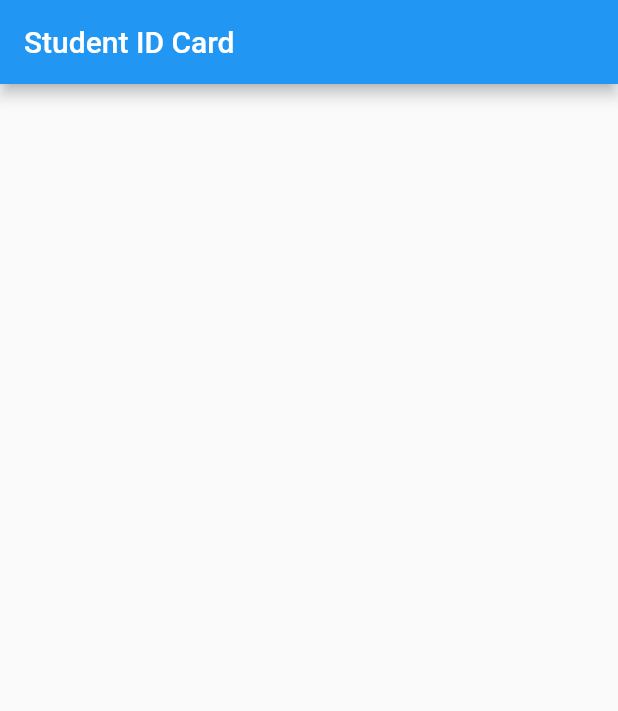
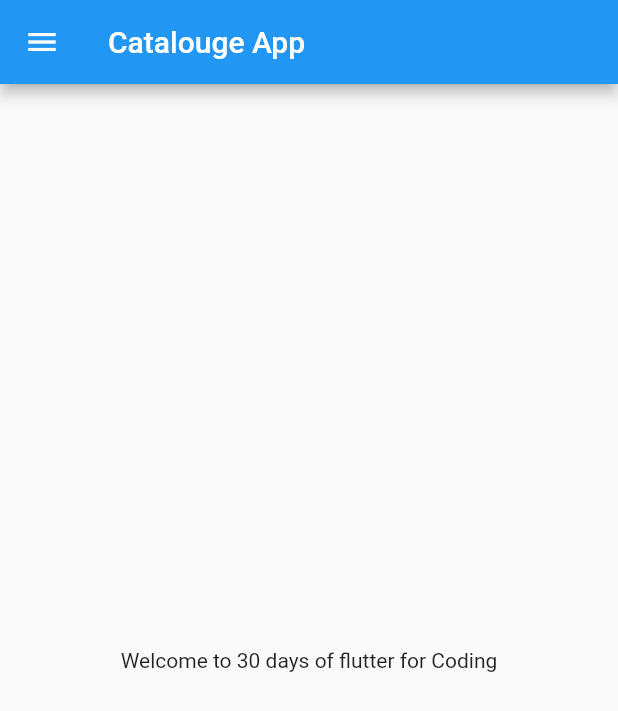
Before and after one commit to Sanashd/Flutterpractice, a Flutter app: the screen it shows after launch, on a phone screen of 412 x 824 dp. Shown: the top 711 px of the screen. Run offline on Flutter 3.47's test engine with Material 2 defaults, Android fonts, the phone set to English and light mode, and no system bars.

Commit message:
Second day completed

```diff
--- /dev/null
+++ b/lib/home_page.dart
@@ -0,0 +1,24 @@
+import 'package:flutter/material.dart';
+
+class HomePage extends StatelessWidget {
+  const HomePage({super.key});
+
+  final int days = 30;
+  final String name = "Coding";
+
+  @override
+  Widget build(BuildContext context) {
+    return Scaffold(
+        appBar: AppBar(
+          title: const Text("Catalouge App"),
+        ),
+        body: Center(
+          child: Container(
+            child: Text("Welcome to $days days of flutter for $name"),
+          ),
+        ),
+        drawer: const Drawer(
+
+        ));
+  }
+}
--- a/lib/main.dart
+++ b/lib/main.dart
@@ -1,18 +1,17 @@
 import 'package:flutter/material.dart';
+import 'package:flutter_demo/home_page.dart';
 
-void main() => runApp(const MaterialApp(
-      home: LoginPage(),
-    ));
+void main() {
+  runApp(const MyApp());
+}
 
-class LoginPage extends StatelessWidget {
-  const LoginPage({super.key});
+class MyApp extends StatelessWidget {
+  const MyApp({super.key});
 
   @override
   Widget build(BuildContext context) {
-    return Scaffold(
-      appBar: AppBar(
-        title: const Text('Student ID Card'),
-      ),
+    return const MaterialApp(
+      home: HomePage(),
     );
   }
 }
```
Also changed, not shown: 1 other file.
